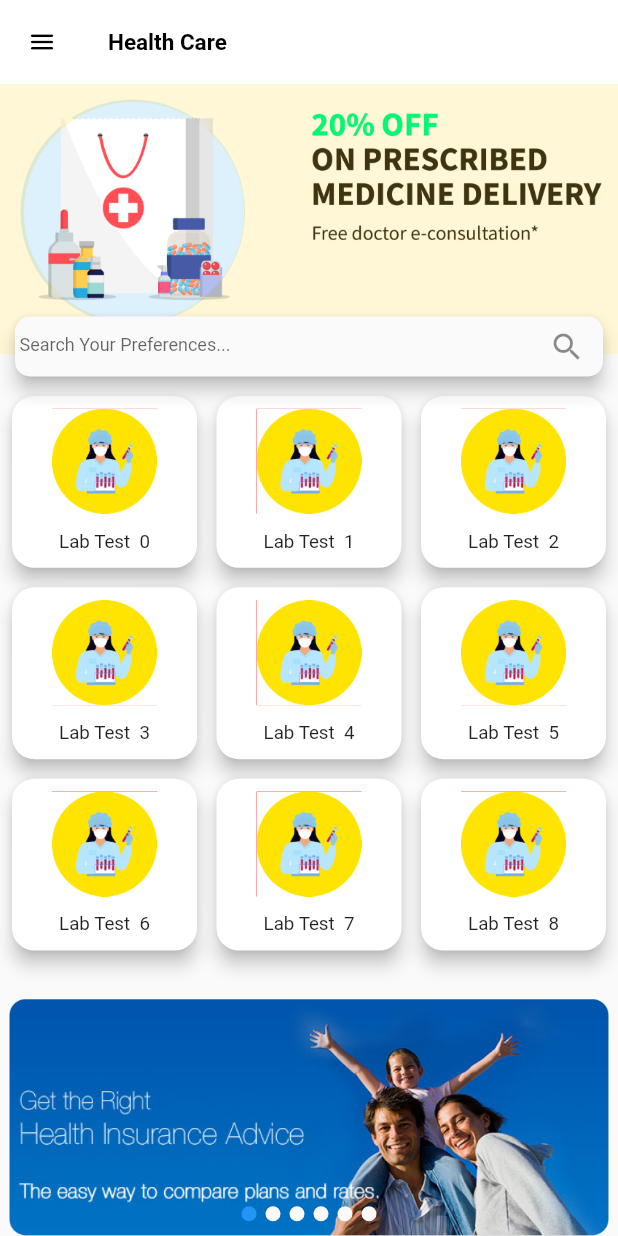
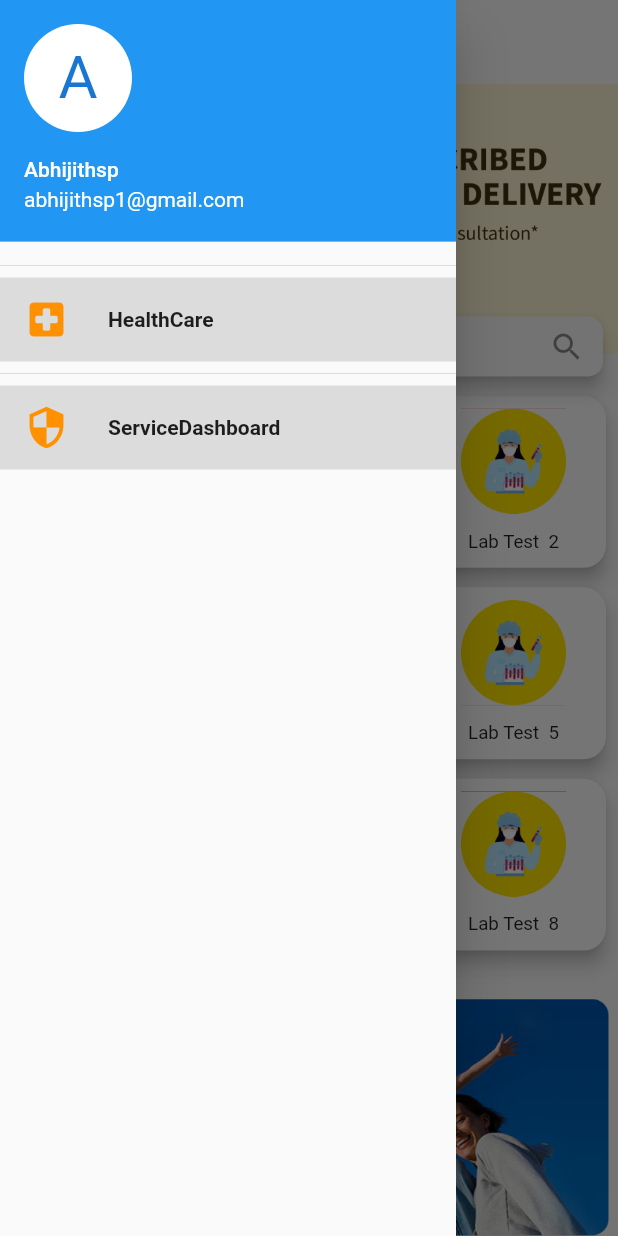
Before and after one commit to Abhijithsp/flutter_ui, a Flutter app: the screen it shows after launch, with the side drawer open (before the commit the screen has no drawer), on a phone screen of 412 x 824 dp. Run offline on Flutter 3.47's test engine with Material 2 defaults, Android fonts, the phone set to English and light mode, and no system bars; our stand-ins replace flutter_swiper, shared_preferences, toggle_switch.

Commit message:
design fixs deleted unwanted files

```diff
--- a/lib/View/Healthcare/HealthCareDashboard.dart
+++ b/lib/View/Dashboard/HealthCareDashboard.dart
@@ -1,7 +1,8 @@
 import 'package:flutter/material.dart';
 import 'package:flutter_swiper/flutter_swiper.dart';
 
-import 'HealthItemview.dart';
+import '../Healthcare/HealthItemview.dart';
+import '../navigationScreen.dart';
 
 class HealthCareDashboard extends StatefulWidget {
   @override
@@ -21,19 +22,23 @@ class _HealthCareDashboardState extends State<HealthCareDashboard> {
   Widget build(BuildContext context) {
     return SafeArea(
       child: Scaffold(
+        drawer: const navigationScreen(),
         appBar: AppBar(
           elevation: 0,
-          leading: IconButton(
-            icon: Icon(Icons.menu_rounded),
-            color: Colors.black,
-            iconSize: 20.0,
-            onPressed: () {
-              Navigator.pop(context);
+          leading: Builder(
+            builder: (BuildContext context) {
+              return IconButton(
+                icon: const Icon(Icons.menu_rounded,color: Colors.black,),
+                onPressed: () {
+                  Scaffold.of(context).openDrawer();
+                },
+                tooltip: MaterialLocalizations.of(context).openAppDrawerTooltip,
+              );
             },
           ),
           automaticallyImplyLeading: true,
           title: Text(
-            "Health Care",
+            "Dashboard",
             style: TextStyle(color: Colors.black, fontSize: 15,fontWeight: FontWeight.bold),
           ),
           backgroundColor: Colors.white,
@@ -41,16 +46,10 @@ class _HealthCareDashboardState extends State<HealthCareDashboard> {
         body: SingleChildScrollView(
           child: Stack(
             children: [
-              // Image(
-              //   image: AssetImage("assets/images/Cleaning7.jpg"),
-              //   width: MediaQuery.of(context).size.width,
-              //   height: MediaQuery.of(context).size.height,
-              //   fit: BoxFit.cover,
-              // ),
               Column(
                 children: [
                   _BannerSwiper(),
-                  SizedBox(
+                  const SizedBox(
                     height: 20,
                   ),
                   _HealthGrid(),
@@ -75,11 +74,11 @@ class _HealthCareDashboardState extends State<HealthCareDashboard> {
         alignment: Alignment.center,
         child: Material(
           elevation: 5.0,
-          borderRadius: BorderRadius.all(Radius.circular(10)),
+          borderRadius: BorderRadius.all(const Radius.circular(10)),
           child: TextField(
             cursorColor: Theme.of(context).primaryColor,
-            style: TextStyle(color: Colors.black, fontSize: 12),
-            decoration: InputDecoration(
+            style: const TextStyle(color: Colors.black, fontSize: 12),
+            decoration: const InputDecoration(
                 hintText: " Search Your Preferences...",
                 suffixIcon: Icon(Icons.search),
                 border: InputBorder.none,
--- /dev/null
+++ b/lib/View/navigationScreen.dart
@@ -0,0 +1,84 @@
+import 'package:flutter/material.dart';
+
+import 'Dashboard/HealthCareDashboard.dart';
+import 'Dashboard/ServiceDashboardView.dart';
+
+
+class navigationScreen extends StatefulWidget {
+  const navigationScreen({Key? key}) : super(key: key);
+
+  @override
+  State<navigationScreen> createState() => _navigationScreenState();
+}
+
+class _navigationScreenState extends State<navigationScreen> {
+  @override
+  Widget build(BuildContext context) {
+    return SafeArea(child: Drawer(
+      child: ListView(
+    padding: EdgeInsets.zero,
+        children: <Widget>[
+          UserAccountsDrawerHeader(
+            accountName: const Text("Abhijithsp"),
+            accountEmail: const Text("abhijithsp1@gmail.com"),
+            currentAccountPicture: CircleAvatar(
+              backgroundColor:
+              Theme.of(context).platform == TargetPlatform.iOS
+                  ? Colors.blue
+                  : Colors.white,
+              child: const Text(
+                "A",
+                style: TextStyle(fontSize: 40.0),
+              ),
+            ),
+          ),
+          const Divider(),
+          GestureDetector(
+            onTap: () {
+              Navigator.of(context).pop();
+              Navigator.push(
+                context,
+                MaterialPageRoute(
+                  builder: (context) => HealthCareDashboard(),
+                ),
+              );
+            },
+            child: Container(
+              color: Colors.black12,
+              child: ListTile(
+                leading: Icon(Icons.local_hospital_rounded,
+                    color: Colors.orangeAccent[400], size: 30),
+                title: const Text(
+                  "HealthCare",
+                  style: TextStyle(fontWeight: FontWeight.bold),
+                ),
+              ),
+            ),
+          ),
+          const Divider(),
+          GestureDetector(
+            onTap: () {
+              Navigator.of(context).pop();
+              Navigator.push(
+                context,
+                MaterialPageRoute(
+                  builder: (context) => ServiceDashboardView(),
+                ),
+              );
+            },
+            child: Container(
+              color: Colors.black12,
+              child: ListTile(
+                leading: Icon(Icons.security,
+                    color: Colors.orangeAccent[400], size: 30),
+                title: const Text(
+                  "ServiceDashboard",
+                  style: TextStyle(fontWeight: FontWeight.bold),
+                ),
+              ),
+            ),
+          )
+        ]),
+    ));
+  }
+}
--- a/lib/main.dart
+++ b/lib/main.dart
@@ -3,7 +3,7 @@
 import 'package:flutter/cupertino.dart';
 import 'package:flutter/material.dart';
 
-import 'View/Healthcare/HealthCareDashboard.dart';
+import 'View/Dashboard/HealthCareDashboard.dart';
 
 void main() {
   runApp(MaterialApp(
@@ -40,9 +40,9 @@
           Column(
             mainAxisAlignment: MainAxisAlignment.center,
             crossAxisAlignment: CrossAxisAlignment.center,
-            children: <Widget>[
+            children: const <Widget>[
               Center(
-                child: Image.asset('assets/images/logo.png'),
+                child: Text("Flutter UI",style: TextStyle(fontWeight: FontWeight.bold,fontSize: 40,color: Colors.amber),),
               ),
             ],
           )
```
Also changed, not shown: lib/SplashScreen.dart (deleted, +0 -67 lines), lib/View/Dashboard/ServiceDashboardView.dart (+16 -6 lines), lib/View/Healthcare/HealthItemview.dart (+8 -5 lines), lib/View/Services/ServiceDetailsList/ServiceDetailsList.dart (renamed from lib/View/ServiceDetailsList/ServiceDetailsList.dart, +17 -10 lines), lib/View/Services/ServicesView.dart (+16 -12 lines), 4 other files.
